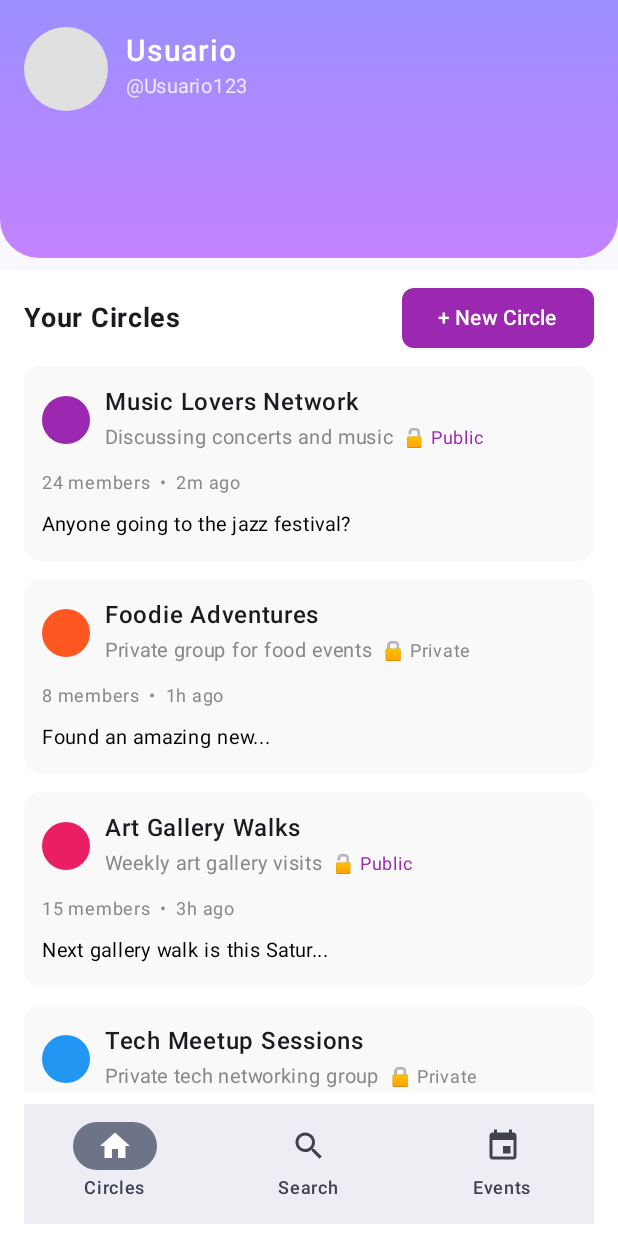
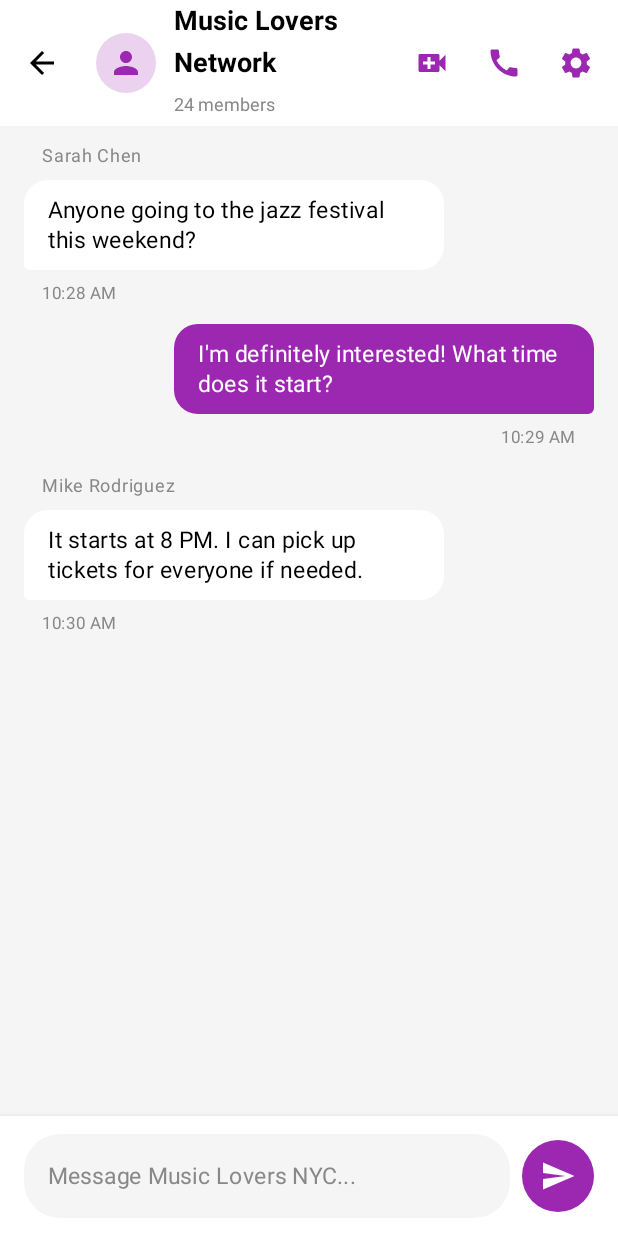
Before and after one commit to doech/Wherenow, an Android app built with Jetpack Compose: the HomeScreen screen opened through its navigation route, after a tap on "Music Lovers Network", on a phone screen of 412 x 824 dp. Run offline under Robolectric (Android 15) with nearby library versions, the phone set to English and light mode, and no system bars; 2 other taps on this screen came first.

Commit message:
navegacion a chats

```diff
--- a/app/src/main/java/com/example/wherenow/navigation/NavComposable.kt
+++ b/app/src/main/java/com/example/wherenow/navigation/NavComposable.kt
@@ -1,33 +1,59 @@
 package com.example.wherenow.navigation
 
+import android.net.Uri
 import androidx.compose.runtime.Composable
 import androidx.compose.ui.Modifier
+import androidx.compose.ui.graphics.Color
 import androidx.navigation.NavHostController
+import androidx.navigation.NavType
 import androidx.navigation.compose.NavHost
 import androidx.navigation.compose.composable
+import androidx.navigation.navArgument
 import com.example.wherenow.ui.auth.AuthScreen
 import com.example.wherenow.ui.events.EventsScreen
+import com.example.wherenow.ui.home.ChatScreen
 import com.example.wherenow.ui.home.HomeScreen
 import com.example.wherenow.ui.location.LocationScreen
 import com.example.wherenow.ui.quiz.QuizScreen
 import com.example.wherenow.ui.search.SearchScreen
-
 
 @Composable
 fun NavComposable(
     navController: NavHostController,
     modifier: Modifier = Modifier
 ) {
-    NavHost( //nav host
+    NavHost(
         navController = navController,
         startDestination = NavRoutes.AUTH,
         modifier = modifier
     ) {
-        composable(NavRoutes.AUTH)        { AuthScreen(navController) }
-        composable(NavRoutes.LOCATION)     { LocationScreen(navController) }
-        composable(NavRoutes.QUIZ)         { QuizScreen(navController) }
-        composable(route= NavRoutes.HOME)         { HomeScreen(navController) }
-        composable(NavRoutes.SEARCH)       { SearchScreen(navController) }
-        composable(NavRoutes.EVENTS)       { EventsScreen(navController) }
+        composable(NavRoutes.AUTH)    { AuthScreen(navController) }
+        composable(NavRoutes.LOCATION){ LocationScreen(navController) }
+        composable(NavRoutes.QUIZ)    { QuizScreen(navController) }
+        composable(NavRoutes.HOME)    { HomeScreen(navController) }
+        composable(NavRoutes.SEARCH)  { SearchScreen(navController) }
+        composable(NavRoutes.EVENTS)  { EventsScreen(navController) }
+
+        //  Chat con argumentos
+        composable(
+            route = "${NavRoutes.CHAT}/{name}/{members}/{color}",
+            arguments = listOf(
+                navArgument("name")    { type = NavType.StringType },
+                navArgument("members") { type = NavType.IntType    },
+                navArgument("color")   { type = NavType.IntType    } // ARGB Int
+            )
+        ) { backStackEntry ->
+            val name    = backStackEntry.arguments?.getString("name") ?: "Circle"
+            val members = backStackEntry.arguments?.getInt("members") ?: 0
+            val colorInt= backStackEntry.arguments?.getInt("color") ?: 0xFF9C27B0.toInt()
+            val color   = Color(colorInt)
+
+            ChatScreen(
+                navController = navController,
+                circleName   = name,
+                memberCount  = members,
+                circleColor  = color
+            )
+        }
     }
 }
--- a/app/src/main/java/com/example/wherenow/navigation/NavRoutes.kt
+++ b/app/src/main/java/com/example/wherenow/navigation/NavRoutes.kt
@@ -7,4 +7,6 @@ object NavRoutes {
     const val HOME = "home"
     const val SEARCH = "search"
     const val EVENTS = "events"
+
+    const val CHAT   = "chat"
 }
--- a/app/src/main/java/com/example/wherenow/ui/events/EventsScreen.kt
+++ b/app/src/main/java/com/example/wherenow/ui/events/EventsScreen.kt
@@ -40,8 +40,6 @@ import androidx.compose.runtime.LaunchedEffect
 @Composable
 fun EventsScreen(navController: NavController) {
     val repo = remember { FirestoreEventRepository() }
-    val scope = rememberCoroutineScope()
-    val context = LocalContext.current
 
     var events by remember { mutableStateOf<List<EventRow>>(emptyList()) }
     var loading by remember { mutableStateOf(true) }
--- a/app/src/main/java/com/example/wherenow/ui/home/Chats.kt
+++ b/app/src/main/java/com/example/wherenow/ui/home/Chats.kt
@@ -17,6 +17,8 @@ import androidx.compose.material.icons.filled.Settings
 import androidx.compose.material.icons.filled.VideoCall
 import androidx.compose.material3.*
 import androidx.compose.runtime.*
+import androidx.compose.runtime.getValue
+import androidx.compose.runtime.setValue
 import androidx.compose.ui.Alignment
 import androidx.compose.ui.Modifier
 import androidx.compose.ui.draw.clip
@@ -28,6 +30,8 @@ import androidx.navigation.NavController
 import kotlinx.coroutines.launch
 import java.text.SimpleDateFormat
 import java.util.*
+import kotlin.Int
+import kotlin.String
 
 // -----------------------------------------------------------------------------
 // 🧩 MODELOS DE DATOS
--- a/app/src/main/java/com/example/wherenow/ui/home/HomeScreen.kt
+++ b/app/src/main/java/com/example/wherenow/ui/home/HomeScreen.kt
@@ -25,6 +25,9 @@ import androidx.compose.ui.unit.dp
 import androidx.compose.ui.unit.sp
 import com.example.wherenow.ui.components.BottomNavigationBar
 import com.example.wherenow.ui.components.AppHeader
+import android.net.Uri
+import androidx.compose.ui.graphics.toArgb
+import com.example.wherenow.navigation.NavRoutes
 
 
 data class Circle(
@@ -36,6 +39,7 @@ data class Circle(
     val isPublic: Boolean,
     val color: Color
 )
+
 
 @Composable
 fun HomeScreen(navController: NavController) {
@@ -97,7 +101,11 @@ fun HomeScreen(navController: NavController) {
             ) {
                 items(mockCircles) { circle ->
                     CircleCard(circle) {
-                        navController.navigate("Pega_aquí_tu_ruta_para_circleDetail/${circle.name}")
+                        val encodedName = Uri.encode(circle.name)
+                        val members = circle.members
+                        val colorArgb = circle.color.toArgb()
+
+                        navController.navigate("${NavRoutes.CHAT}/$encodedName/$members/$colorArgb")
                     }
                 }
             }
```
